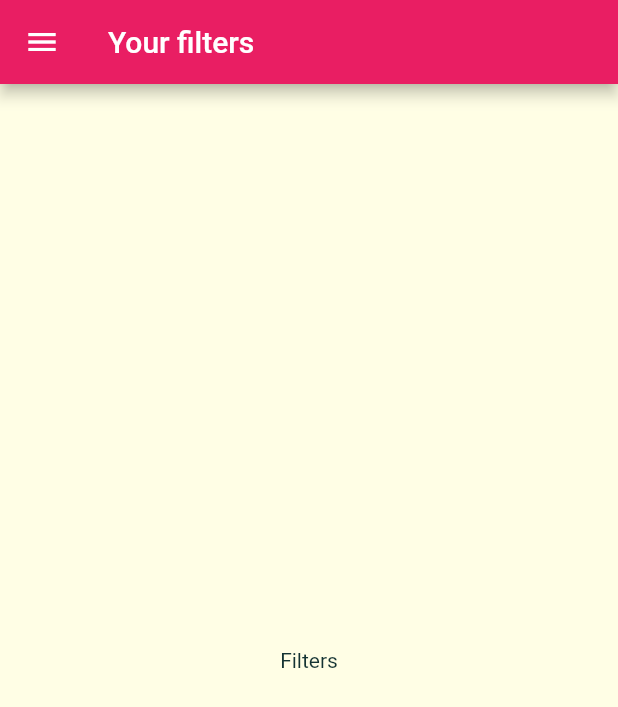
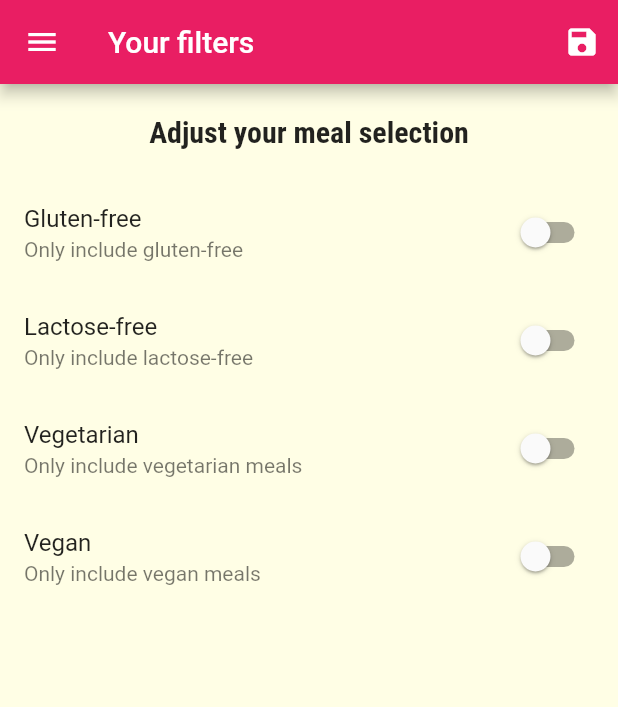
Before and after one commit to CaioSantAnna-Flutter/meals-app, a Flutter app: the FiltersScreen screen opened by its route, on a phone screen of 412 x 824 dp. Shown: the top 707 px of the screen. Run offline on Flutter 3.47's test engine with Material 2 defaults, Android fonts, the phone set to English and light mode, and no system bars.

Commit message:
FInalização meals app

```diff
--- a/lib/main.dart
+++ b/lib/main.dart
@@ -1,13 +1,77 @@
 import 'package:flutter/material.dart';
-import 'package:flutter_complete_guide/screens/filters_screen.dart';
+import './screens/filters_screen.dart';
 import './screens/tabs_screen.dart';
 import './screens/meal_detail_screen.dart';
 import './screens/category_meals_screen.dart';
 import './screens/categories_screen.dart';
+import './dummy_data.dart';
+import 'models/meal.dart';
 
 void main() => runApp(MyApp());
 
-class MyApp extends StatelessWidget {
+class MyApp extends StatefulWidget {
+  @override
+  _MyAppState createState() => _MyAppState();
+}
+
+class _MyAppState extends State<MyApp> {
+  Map<String, bool> _filters = {
+    'gluten-free': false,
+    'lactose-free': false,
+    'vegan': false,
+    'vegetarian': false
+  };
+
+  List<Meal> _availableMeals = DUMMY_MEALS;
+  List<Meal> _favoriteMeals = [];
+
+  void _setFilters(Map<String, bool> filterData) {
+    setState(() {
+      _filters = filterData;
+
+      _availableMeals = DUMMY_MEALS.where((meal) {
+        if (_filters['gluten-free'] && !meal.isGlutenFree) {
+          return false;
+        }
+
+        if (_filters['lactose-free'] && !meal.isLactoseFree) {
+          return false;
+        }
+
+        if (_filters['vegan'] && !meal.isVegan) {
+          return false;
+        }
+
+        if (_filters['vegetarian'] && !meal.isVegetarian) {
+          return false;
+        }
+
+        return true;
+      }).toList();
+    });
+  }
+
+  void _toggleFavorite(String mealId) {
+    final existingIndex =
+        _favoriteMeals.indexWhere((meal) => meal.id == mealId);
+
+    if (existingIndex >= 0) {
+      setState(() {
+        _favoriteMeals.removeAt(existingIndex);
+      });
+    } else {
+      setState(() {
+        _favoriteMeals.add(
+          DUMMY_MEALS.firstWhere((meal) => meal.id == mealId),
+        );
+      });
+    }
+  }
+
+  bool _isMealFavorite(String id) {
+    return _favoriteMeals.any((meal) => meal.id == id);
+  }
+
   @override
   Widget build(BuildContext context) {
     return MaterialApp(
@@ -34,10 +98,13 @@ class MyApp extends StatelessWidget {
       initialRoute:
           '/', // utilizado para setar um rota diferente como inicial. Por padrão, o valor já é /
       routes: {
-        '/': (context) => TabsScreen(),
-        CategoryMealsScreen.routeName: (context) => CategoryMealsScreen(),
-        MealDetailScreen.routeName: (context) => MealDetailScreen(),
-        FiltersScreen.routeName: (context) => FiltersScreen(),
+        '/': (context) => TabsScreen(_favoriteMeals),
+        CategoryMealsScreen.routeName: (context) =>
+            CategoryMealsScreen(_availableMeals),
+        MealDetailScreen.routeName: (context) =>
+            MealDetailScreen(_toggleFavorite, _isMealFavorite),
+        FiltersScreen.routeName: (context) =>
+            FiltersScreen(_filters, _setFilters),
       },
       // Utilizado para ter uma routa padrão quando uma rota chamada não for encontrada
       onGenerateRoute: (settings) {
--- a/lib/screens/filters_screen.dart
+++ b/lib/screens/filters_screen.dart
@@ -1,18 +1,127 @@
 import 'package:flutter/material.dart';
 import '../widgets/main_drawer.dart';
 
-class FiltersScreen extends StatelessWidget {
+class FiltersScreen extends StatefulWidget {
   static const routeName = '/filters';
+
+  final Map<String, bool> currentFilters;
+  final Function saveFilters;
+
+  FiltersScreen(this.currentFilters, this.saveFilters);
+
+  @override
+  _FiltersScreenState createState() => _FiltersScreenState();
+}
+
+class _FiltersScreenState extends State<FiltersScreen> {
+  bool _glutenFree = false;
+  bool _vegetarian = false;
+  bool _vegan = false;
+  bool _lactoseFree = false;
+
+  @override
+  initState() {
+    _glutenFree = widget.currentFilters['gluten-free'];
+    _lactoseFree = widget.currentFilters['lactose-free'];
+    _vegan = widget.currentFilters['vegan'];
+    _vegetarian = widget.currentFilters['vegetarian'];
+    super.initState();
+  }
+
+  Widget _buildSwitchListTile(String title, String subtitle, bool currentValue,
+      Function updateHandler) {
+    return SwitchListTile(
+        title: Text(title),
+        value: currentValue,
+        subtitle: Text(subtitle),
+        onChanged: updateHandler);
+  }
 
   @override
   Widget build(BuildContext context) {
     return Scaffold(
       appBar: AppBar(
         title: Text('Your filters'),
+        actions: <Widget>[
+          IconButton(
+            icon: Icon(Icons.save),
+            onPressed: () {
+              final selectedFilters = {
+                'gluten-free': _glutenFree,
+                'lactose-free': _lactoseFree,
+                'vegan': _vegan,
+                'vegetarian': _vegetarian
+              };
+              widget.saveFilters(selectedFilters);
+            },
+          )
+        ],
       ),
       drawer: MainDrawer(),
-      body: Center(
-        child: Text('Filters'),
+      body: Column(
+        children: <Widget>[
+          Container(
+            padding: EdgeInsets.all(20),
+            child: Text(
+              'Adjust your meal selection',
+              style: Theme.of(context).textTheme.headline6,
+            ),
+          ),
+          Expanded(
+            child: ListView(
+              children: <Widget>[
+                _buildSwitchListTile(
+                  'Gluten-free',
+                  'Only include gluten-free',
+                  _glutenFree,
+                  (newValue) {
+                    setState(
+                      () {
+                        _glutenFree = newValue;
+                      },
+                    );
+                  },
+                ),
+                _buildSwitchListTile(
+                  'Lactose-free',
+                  'Only include lactose-free',
+                  _lactoseFree,
+                  (newValue) {
+                    setState(
+                      () {
+                        _lactoseFree = newValue;
+                      },
+                    );
+                  },
+                ),
+                _buildSwitchListTile(
+                  'Vegetarian',
+                  'Only include vegetarian meals',
+                  _vegetarian,
+                  (newValue) {
+                    setState(
+                      () {
+                        _vegetarian = newValue;
+                      },
+                    );
+                  },
+                ),
+                _buildSwitchListTile(
+                  'Vegan',
+                  'Only include vegan meals',
+                  _vegan,
+                  (newValue) {
+                    setState(
+                      () {
+                        _vegan = newValue;
+                      },
+                    );
+                  },
+                )
+              ],
+            ),
+          )
+        ],
       ),
     );
   }
--- a/lib/widgets/meal_item.dart
+++ b/lib/widgets/meal_item.dart
@@ -9,7 +9,6 @@ class MealItem extends StatelessWidget {
   final int duration;
   final Complexity complexity;
   final Affordability affordability;
-  final Function removeItem;
 
   MealItem(
       {@required this.id,
@@ -17,15 +16,14 @@ class MealItem extends StatelessWidget {
       @required this.imageUrl,
       @required this.duration,
       @required this.complexity,
-      @required this.affordability,
-      @required this.removeItem});
+      @required this.affordability});
 
   void selectMeal(BuildContext context) {
     Navigator.of(context)
         .pushNamed(MealDetailScreen.routeName, arguments: id)
         .then((result) {
       if (result != null) {
-        removeItem(result);
+        // removeItem(result);
       }
     });
   }
```
Also changed, not shown: lib/screens/category_meals_screen.dart (+10 -10 lines), lib/screens/favorites_screen.dart (+24 -3 lines), lib/screens/meal_detail_screen.dart (+9 -4 lines), lib/screens/tabs_screen.dart (+19 -5 lines).
